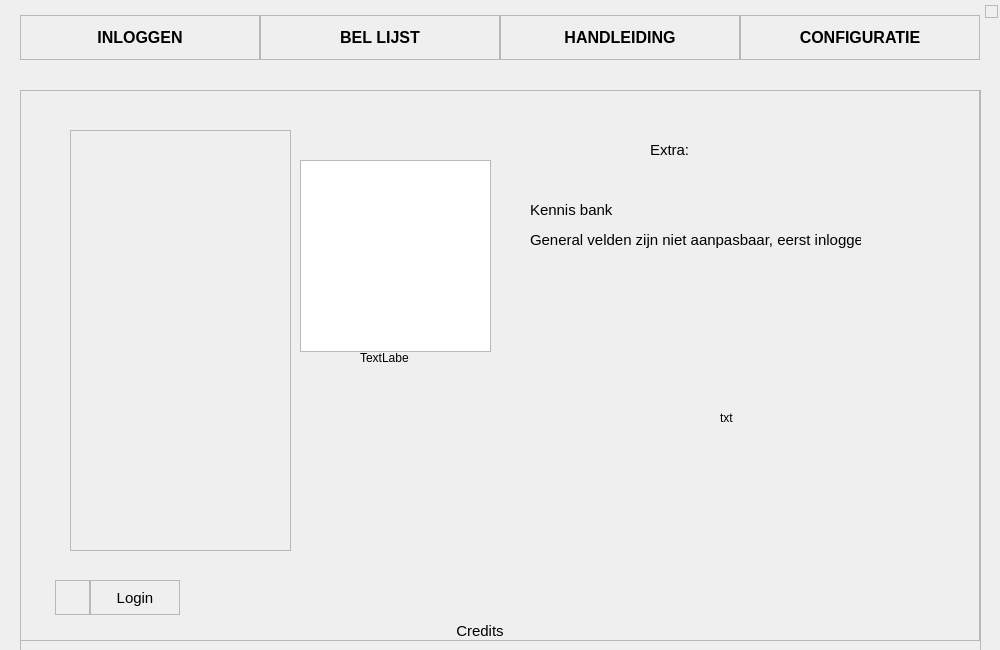
UserDevtec/AenP, file AenP.ui: the form before one commit.
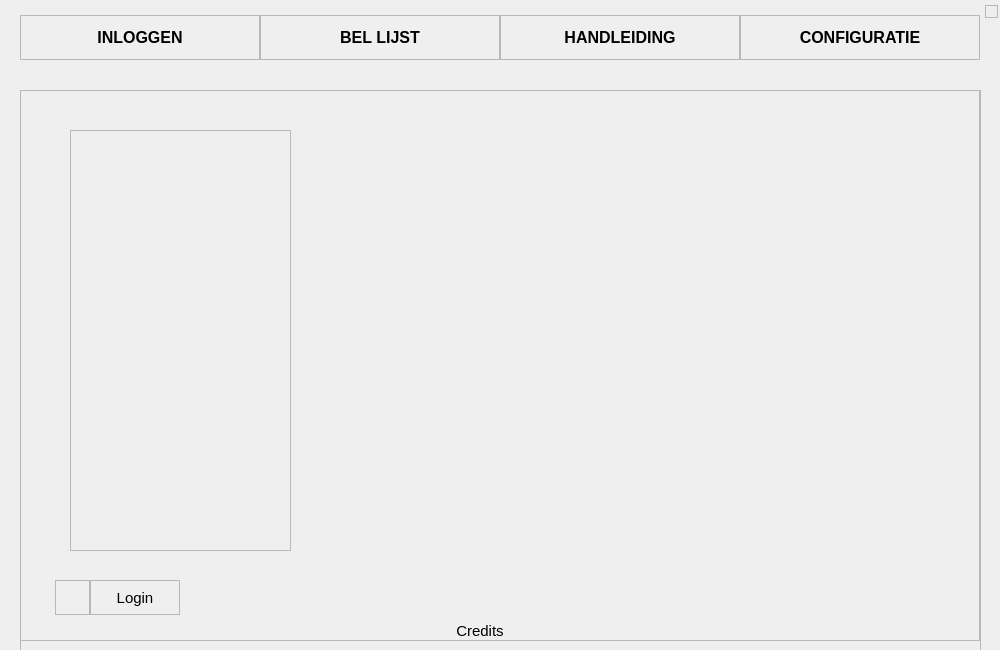
The form after the commit. Icons and pictures are not drawn.

What changed in the file:
```diff
--- a/AenP.ui
+++ b/AenP.ui
@@ -6125,60 +6125,6 @@
      </property>
     </widget>
    </widget>
-   <widget class="QLabel" name="logPasswordTxt_5">
-    <property name="geometry">
-     <rect>
-      <x>630</x>
-      <y>50</y>
-      <width>81</width>
-      <height>20</height>
-     </rect>
-    </property>
-    <property name="font">
-     <font>
-      <pointsize>11</pointsize>
-     </font>
-    </property>
-    <property name="text">
-     <string>Extra:</string>
-    </property>
-   </widget>
-   <widget class="QLabel" name="logPasswordTxt_8">
-    <property name="geometry">
-     <rect>
-      <x>510</x>
-      <y>110</y>
-      <width>161</width>
-      <height>20</height>
-     </rect>
-    </property>
-    <property name="font">
-     <font>
-      <pointsize>11</pointsize>
-     </font>
-    </property>
-    <property name="text">
-     <string>Kennis bank</string>
-    </property>
-   </widget>
-   <widget class="QLabel" name="logPasswordTxt_9">
-    <property name="geometry">
-     <rect>
-      <x>510</x>
-      <y>140</y>
-      <width>331</width>
-      <height>20</height>
-     </rect>
-    </property>
-    <property name="font">
-     <font>
-      <pointsize>11</pointsize>
-     </font>
-    </property>
-    <property name="text">
-     <string>General velden zijn niet aanpasbaar, eerst inloggen</string>
-    </property>
-   </widget>
    <widget class="QLabel" name="setCreditsTxt_2">
     <property name="geometry">
      <rect>
@@ -6209,64 +6155,6 @@
      <set>Qt::AlignCenter</set>
     </property>
    </widget>
-   <widget class="QStackedWidget" name="stackedWidget">
-    <property name="geometry">
-     <rect>
-      <x>600</x>
-      <y>270</y>
-      <width>251</width>
-      <height>80</height>
-     </rect>
-    </property>
-    <property name="currentIndex">
-     <number>0</number>
-    </property>
-    <widget class="QWidget" name="page">
-     <widget class="QLabel" name="label_3">
-      <property name="geometry">
-       <rect>
-        <x>100</x>
-        <y>50</y>
-        <width>49</width>
-        <height>16</height>
-       </rect>
-      </property>
-      <property name="text">
-       <string>txt</string>
-      </property>
-     </widget>
-    </widget>
-    <widget class="QWidget" name="page_3">
-     <widget class="QLabel" name="label">
-      <property name="geometry">
-       <rect>
-        <x>60</x>
-        <y>20</y>
-        <width>49</width>
-        <height>16</height>
-       </rect>
-      </property>
-      <property name="text">
-       <string>test</string>
-      </property>
-     </widget>
-    </widget>
-    <widget class="QWidget" name="page_2">
-     <widget class="QLabel" name="label_2">
-      <property name="geometry">
-       <rect>
-        <x>160</x>
-        <y>40</y>
-        <width>49</width>
-        <height>16</height>
-       </rect>
-      </property>
-      <property name="text">
-       <string>papa</string>
-      </property>
-     </widget>
-    </widget>
-   </widget>
    <widget class="QScrollArea" name="scrollArea">
     <property name="geometry">
      <rect>
@@ -6290,39 +6178,6 @@
      </property>
     </widget>
    </widget>
-   <widget class="QWidget" name="widget" native="true">
-    <property name="geometry">
-     <rect>
-      <x>519</x>
-      <y>359</y>
-      <width>131</width>
-      <height>121</height>
-     </rect>
-    </property>
-   </widget>
-   <widget class="QListWidget" name="listWidget_9">
-    <property name="geometry">
-     <rect>
-      <x>280</x>
-      <y>70</y>
-      <width>191</width>
-      <height>192</height>
-     </rect>
-    </property>
-   </widget>
-   <widget class="QLabel" name="label_4">
-    <property name="geometry">
-     <rect>
-      <x>340</x>
-      <y>260</y>
-      <width>49</width>
-      <height>16</height>
-     </rect>
-    </property>
-    <property name="text">
-     <string>TextLabel</string>
-    </property>
-   </widget>
   </widget>
   <widget class="QFrame" name="checkw">
    <property name="geometry">
```
